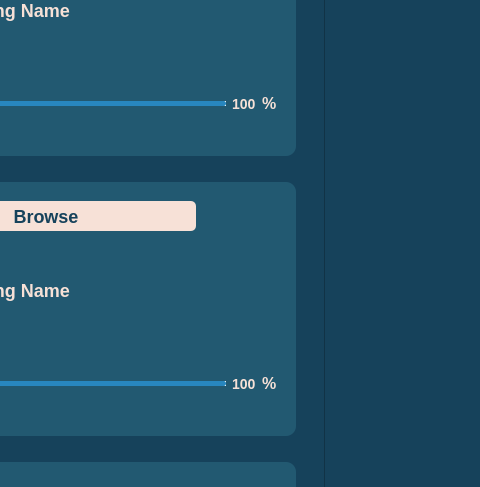
Qt form main.ui (enjyashraf18/Shazam-like-app) before a commit; both pictures show x 236 to 716 and y 219 to 706 of the 1392 by 856 pixel window.
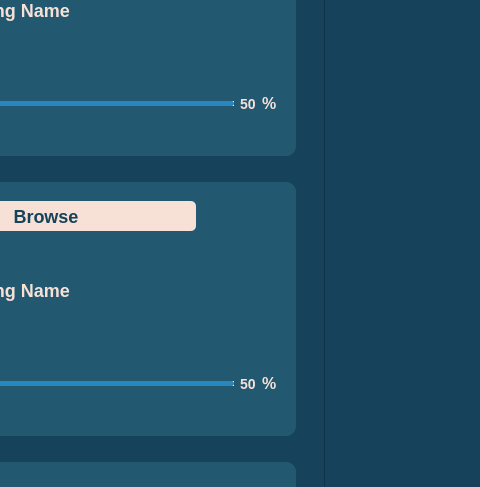
The same form after that commit. Icons and pictures are not drawn.

```diff
--- a/main.ui
+++ b/main.ui
@@ -238,7 +238,7 @@
 font-weight:500;</string>
                      </property>
                      <property name="text">
-                      <string>100</string>
+                      <string>50</string>
                      </property>
                     </widget>
                    </item>
@@ -433,7 +433,7 @@
 font-weight:500;</string>
                      </property>
                      <property name="text">
-                      <string>100</string>
+                      <string>50</string>
                      </property>
                     </widget>
                    </item>
```
Left out of the diff: 10 changed lines with no effect on the pictures.
